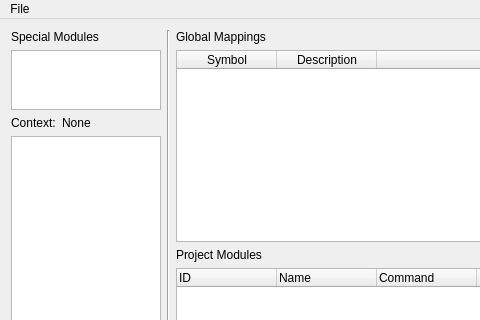
mfoo/sched, file forms/mainwindow.ui: the form before one commit; both pictures show x 0 to 480 and y 0 to 320 of the 1123 by 809 pixel window.
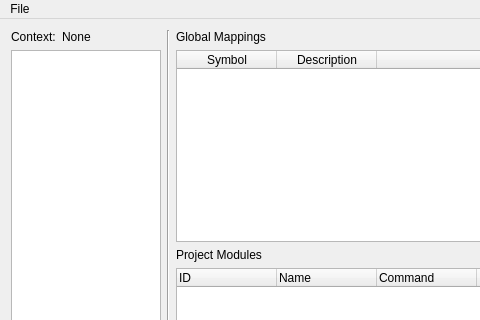
The form after the commit.

What changed in the file:
```diff
--- a/forms/mainwindow.ui
+++ b/forms/mainwindow.ui
@@ -30,32 +30,6 @@
           <property name="sizeConstraint">
            <enum>QLayout::SetMinimumSize</enum>
           </property>
-          <item>
-           <widget class="QLabel" name="specialModulesLabel">
-            <property name="text">
-             <string>Special Modules</string>
-            </property>
-           </widget>
-          </item>
-          <item>
-           <widget class="QListWidget" name="specialModulesList">
-            <property name="sizePolicy">
-             <sizepolicy hsizetype="Fixed" vsizetype="Fixed">
-              <horstretch>0</horstretch>
-              <verstretch>0</verstretch>
-             </sizepolicy>
-            </property>
-            <property name="maximumSize">
-             <size>
-              <width>150</width>
-              <height>60</height>
-             </size>
-            </property>
-            <property name="toolTip">
-             <string>A list of available special modules</string>
-            </property>
-           </widget>
-          </item>
          </layout>
         </item>
         <item>
```
Left out of the diff: 15 changed lines with no effect on the pictures.
